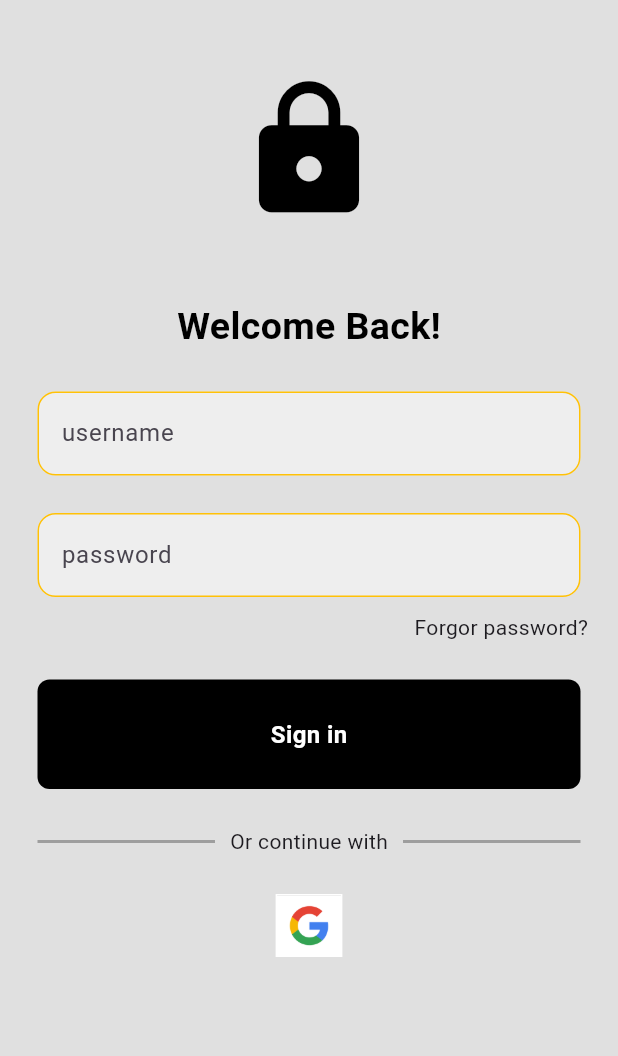
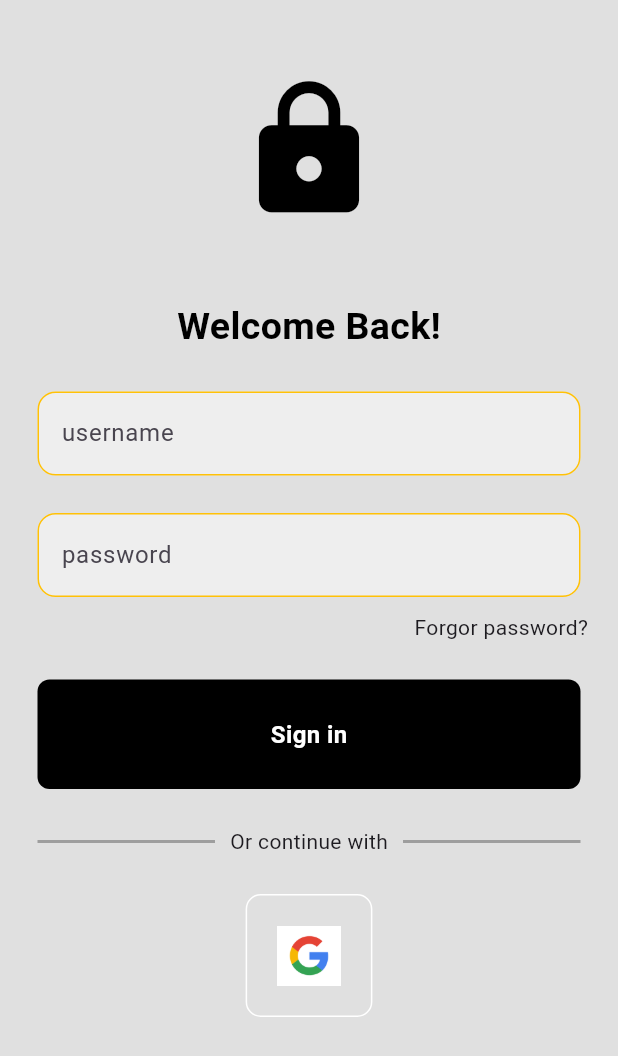
Before and after one commit to Odhi-ambo/authe_ntication, a Flutter app: the screen it shows after launch, on a phone screen of 412 x 824 dp. Shown: the top 1056 px of the screen. Run offline on Flutter 3.47's test engine with Material 3 defaults, Android fonts, the phone set to English and light mode, and no system bars.

Commit message:
commit for logo square tile

```diff
--- a/lib/components/square_tile.dart
+++ b/lib/components/square_tile.dart
@@ -7,7 +7,10 @@ class SquareTile extends StatelessWidget {
   @override
   Widget build(BuildContext context) {
     return Container(
-      decoration: BoxDecoration(border: Border.all(color: Colors.white)),
+      padding: EdgeInsets.all(20),
+      decoration: BoxDecoration(
+          border: Border.all(color: Colors.white),
+          borderRadius: BorderRadius.circular(10)),
       child: Image.asset(
         imagePath,
         height: 40,
```
